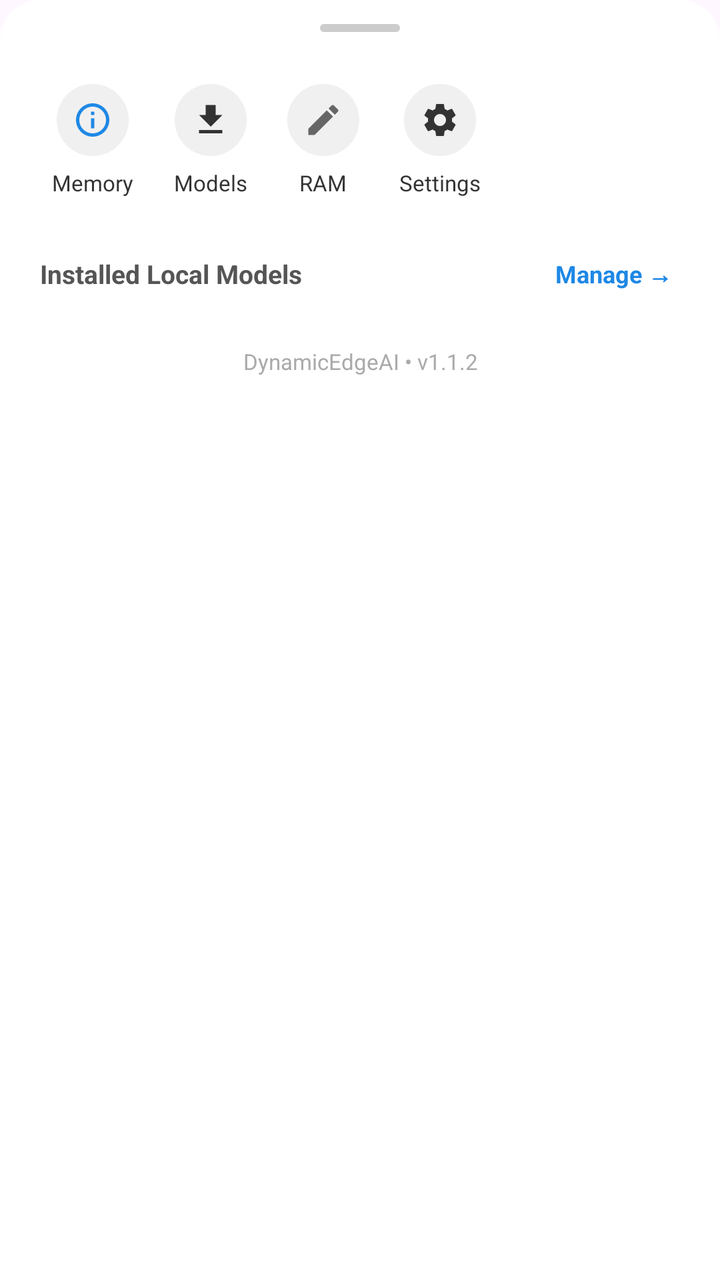
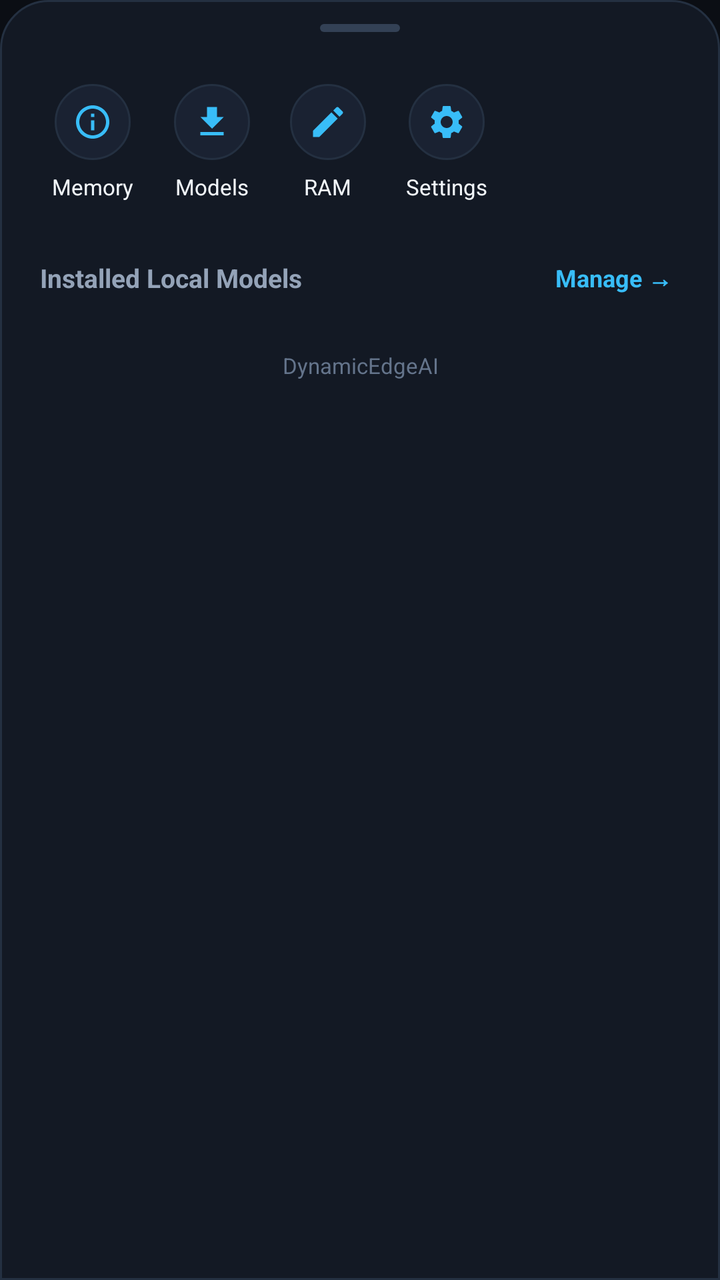

An Android layout rendered at two revisions. The XML below is the earlier revision; the diff shows what the commit changed to produce the second picture.
<!-- AndroidManifest.xml: application theme Theme.DynamicEdgeAI -->
<!-- res/layout/bottom_sheet_menu.xml -->
<?xml version="1.0" encoding="utf-8"?>
<LinearLayout xmlns:android="http://schemas.android.com/apk/res/android"
    android:layout_width="match_parent"
    android:layout_height="wrap_content"
    android:orientation="vertical"
    android:background="@drawable/bottom_sheet_bg"
    android:paddingBottom="24dp">

    
    <View
        android:layout_width="40dp"
        android:layout_height="4dp"
        android:layout_gravity="center_horizontal"
        android:layout_marginTop="12dp"
        android:layout_marginBottom="16dp"
        android:background="@drawable/handle_bar" />

    
    <HorizontalScrollView
        android:layout_width="match_parent"
        android:layout_height="wrap_content"
        android:scrollbars="none"
        android:paddingStart="8dp"
        android:paddingEnd="8dp">

        <LinearLayout
            android:layout_width="match_parent"
            android:layout_height="wrap_content"
            android:orientation="horizontal"
            android:gravity="center"
            android:paddingStart="8dp"
            android:paddingEnd="8dp">

            
            <LinearLayout
                android:id="@+id/menuMemories"
                android:layout_width="wrap_content"
                android:layout_height="wrap_content"
                android:orientation="vertical"
                android:gravity="center"
                android:padding="10dp"
                android:background="?attr/selectableItemBackgroundBorderless"
                android:clickable="true"
                android:focusable="true">
                <ImageView
                    android:layout_width="36dp"
                    android:layout_height="36dp"
                    android:src="@drawable/ic_ai_small"
                    android:background="@drawable/menu_icon_bg"
                    android:padding="8dp" />
                <TextView
                    android:layout_width="wrap_content"
                    android:layout_height="wrap_content"
                    android:layout_marginTop="6dp"
                    android:text="Memory"
                    android:textSize="11sp"
                    android:textColor="#333333"
                    android:gravity="center" />
            </LinearLayout>

            
            <LinearLayout
                android:id="@+id/menuModelManager"
                android:layout_width="wrap_content"
                android:layout_height="wrap_content"
                android:orientation="vertical"
                android:gravity="center"
                android:padding="10dp"
                android:background="?attr/selectableItemBackgroundBorderless"
                android:clickable="true"
                android:focusable="true">
                <ImageView
                    android:layout_width="36dp"
                    android:layout_height="36dp"
                    android:src="@drawable/ic_download"
                    android:background="@drawable/menu_icon_bg"
                    android:padding="8dp" />
                <TextView
                    android:layout_width="wrap_content"
                    android:layout_height="wrap_content"
                    android:layout_marginTop="6dp"
                    android:text="Models"
                    android:textSize="11sp"
                    android:textColor="#333333"
                    android:gravity="center" />
            </LinearLayout>

            
            <LinearLayout
                android:id="@+id/menuAdjustRam"
                android:layout_width="wrap_content"
                android:layout_height="wrap_content"
                android:orientation="vertical"
                android:gravity="center"
                android:padding="10dp"
                android:background="?attr/selectableItemBackgroundBorderless"
                android:clickable="true"
                android:focusable="true">
                <ImageView
                    android:layout_width="36dp"
                    android:layout_height="36dp"
                    android:src="@drawable/ic_edit"
                    android:background="@drawable/menu_icon_bg"
                    android:padding="8dp" />
                <TextView
                    android:layout_width="wrap_content"
                    android:layout_height="wrap_content"
                    android:layout_marginTop="6dp"
                    android:text="RAM"
                    android:textSize="11sp"
                    android:textColor="#333333"
                    android:gravity="center" />
            </LinearLayout>

            
            <LinearLayout
                android:id="@+id/menuSettings"
                android:layout_width="wrap_content"
                android:layout_height="wrap_content"
                android:orientation="vertical"
                android:gravity="center"
                android:padding="10dp"
                android:background="?attr/selectableItemBackgroundBorderless"
                android:clickable="true"
                android:focusable="true">
                <ImageView
                    android:layout_width="36dp"
                    android:layout_height="36dp"
                    android:src="@drawable/ic_settings"
                    android:background="@drawable/menu_icon_bg"
                    android:padding="8dp" />
                <TextView
                    android:layout_width="wrap_content"
                    android:layout_height="wrap_content"
                    android:layout_marginTop="6dp"
                    android:text="Settings"
                    android:textSize="11sp"
                    android:textColor="#333333"
                    android:gravity="center" />
            </LinearLayout>
        </LinearLayout>
    </HorizontalScrollView>

    
    <LinearLayout
        android:layout_width="match_parent"
        android:layout_height="wrap_content"
        android:orientation="horizontal"
        android:gravity="center_vertical"
        android:paddingStart="20dp"
        android:paddingEnd="20dp"
        android:layout_marginTop="16dp"
        android:layout_marginBottom="8dp">

        <TextView
            android:layout_width="0dp"
            android:layout_height="wrap_content"
            android:layout_weight="1"
            android:text="Installed Local Models"
            android:textSize="13sp"
            android:textStyle="bold"
            android:textColor="#555555" />

        <TextView
            android:id="@+id/btnManageModelsLink"
            android:layout_width="wrap_content"
            android:layout_height="wrap_content"
            android:text="Manage →"
            android:textSize="12sp"
            android:textColor="#1E88E5"
            android:textStyle="bold"
            android:padding="4dp" />
    </LinearLayout>

    
    <LinearLayout
        android:id="@+id/menuModelsContainer"
        android:layout_width="match_parent"
        android:layout_height="wrap_content"
        android:orientation="vertical"
        android:paddingStart="8dp"
        android:paddingEnd="8dp" />

    
    <TextView
        android:id="@+id/txtMenuVersion"
        android:layout_width="match_parent"
        android:layout_height="wrap_content"
        android:layout_marginTop="16dp"
        android:gravity="center"
        android:text="DynamicEdgeAI • v1.1.2"
        android:textSize="11sp"
        android:textColor="#AAAAAA" />

</LinearLayout>
<!-- resources referenced by this layout -->
<resources>
  <!-- drawable bottom_sheet_bg (drawable) -->
  <?xml version="1.0" encoding="utf-8"?>
  <shape xmlns:android="http://schemas.android.com/apk/res/android"
      android:shape="rectangle">
      <solid android:color="#FFFFFF" />
      <corners
          android:topLeftRadius="20dp"
          android:topRightRadius="20dp" />
  </shape>
  <!-- drawable handle_bar (drawable) -->
  <?xml version="1.0" encoding="utf-8"?>
  <shape xmlns:android="http://schemas.android.com/apk/res/android"
      android:shape="rectangle">
      <solid android:color="#CCCCCC" />
      <corners android:radius="20dp" />
  </shape>
  <!-- drawable ic_ai_small (drawable) -->
  <?xml version="1.0" encoding="utf-8"?>
  <vector xmlns:android="http://schemas.android.com/apk/res/android"
      android:width="24dp"
      android:height="24dp"
      android:viewportWidth="24"
      android:viewportHeight="24">
      <path
          android:fillColor="#1E88E5"
          android:pathData="M12,2C6.48,2 2,6.48 2,12s4.48,10 10,10 10,-4.48 10,-10S17.52,2 12,2zM12,20c-4.41,0 -8,-3.59 -8,-8s3.59,-8 8,-8 8,3.59 8,8 -3.59,8 -8,8zM11,7h2v2h-2zM11,11h2v6h-2z" />
  </vector>
  <!-- drawable ic_download (drawable) -->
  <?xml version="1.0" encoding="utf-8"?>
  <vector xmlns:android="http://schemas.android.com/apk/res/android"
      android:width="24dp"
      android:height="24dp"
      android:viewportWidth="24"
      android:viewportHeight="24">
      <path
          android:fillColor="#333333"
          android:pathData="M19,9h-4V3H9v6H5l7,7 7,-7zM5,18v2h14v-2H5z"/>
  </vector>
  <!-- drawable ic_edit (drawable) -->
  <?xml version="1.0" encoding="utf-8"?>
  <vector xmlns:android="http://schemas.android.com/apk/res/android"
      android:width="24dp"
      android:height="24dp"
      android:viewportWidth="24"
      android:viewportHeight="24">
      <path
          android:fillColor="#666666"
          android:pathData="M3,17.25V21h3.75L17.81,9.94l-3.75,-3.75L3,17.25zM20.71,7.04c0.39,-0.39 0.39,-1.02 0,-1.41l-2.34,-2.34c-0.39,-0.39 -1.02,-0.39 -1.41,0l-1.83,1.83 3.75,3.75 1.83,-1.83z" />
  </vector>
  <!-- drawable menu_icon_bg (drawable) -->
  <?xml version="1.0" encoding="utf-8"?>
  <shape xmlns:android="http://schemas.android.com/apk/res/android"
      android:shape="oval">
      <solid android:color="#F0F0F0" />
      <size android:width="36dp" android:height="36dp" />
  </shape>
  <style name="Theme.DynamicEdgeAI" parent="Theme.Material3.DayNight.NoActionBar">
          <item name="colorPrimary">@color/btn_blue</item>
          <item name="colorOnPrimary">@color/white</item>
          <item name="colorSecondary">@color/accent_blue</item>
          <item name="colorOnSecondary">@color/white</item>
          <item name="android:statusBarColor">@color/white</item>
          <item name="android:windowLightStatusBar">true</item>
  
          <item name="android:windowTranslucentStatus">false</item>
          <item name="android:windowTranslucentNavigation">false</item>
      </style>
  <color name="btn_blue">#3B78D8</color>
  <color name="white">#FFFFFFFF</color>
  <color name="accent_blue">#1E88E5</color>
  <!-- unchanged entries left out for length: 1 -->
</resources>

<!-- the commit's change to res/layout/bottom_sheet_menu.xml (unified diff, before → after) -->
@@ -1,5 +1,6 @@
 <?xml version="1.0" encoding="utf-8"?>
 <LinearLayout xmlns:android="http://schemas.android.com/apk/res/android"
+    xmlns:app="http://schemas.android.com/apk/res-auto"
     android:layout_width="match_parent"
     android:layout_height="wrap_content"
     android:orientation="vertical"
@@ -43,18 +44,19 @@
                 android:clickable="true"
                 android:focusable="true">
                 <ImageView
-                    android:layout_width="36dp"
-                    android:layout_height="36dp"
+                    android:layout_width="38dp"
+                    android:layout_height="38dp"
                     android:src="@drawable/ic_ai_small"
-                    android:background="@drawable/menu_icon_bg"
-                    android:padding="8dp" />
+                    app:tint="#38BDF8"
+                    android:background="@drawable/menu_icon_bg"
+                    android:padding="9dp" />
                 <TextView
                     android:layout_width="wrap_content"
                     android:layout_height="wrap_content"
                     android:layout_marginTop="6dp"
                     android:text="Memory"
                     android:textSize="11sp"
-                    android:textColor="#333333"
+                    android:textColor="#F1F5F9"
                     android:gravity="center" />
             </LinearLayout>
 
@@ -70,18 +72,19 @@
                 android:clickable="true"
                 android:focusable="true">
                 <ImageView
-                    android:layout_width="36dp"
-                    android:layout_height="36dp"
+                    android:layout_width="38dp"
+                    android:layout_height="38dp"
                     android:src="@drawable/ic_download"
-                    android:background="@drawable/menu_icon_bg"
-                    android:padding="8dp" />
+                    app:tint="#38BDF8"
+                    android:background="@drawable/menu_icon_bg"
+                    android:padding="9dp" />
                 <TextView
                     android:layout_width="wrap_content"
                     android:layout_height="wrap_content"
                     android:layout_marginTop="6dp"
                     android:text="Models"
                     android:textSize="11sp"
-                    android:textColor="#333333"
+                    android:textColor="#F1F5F9"
                     android:gravity="center" />
             </LinearLayout>
 
@@ -97,18 +100,19 @@
                 android:clickable="true"
                 android:focusable="true">
                 <ImageView
-                    android:layout_width="36dp"
-                    android:layout_height="36dp"
+                    android:layout_width="38dp"
+                    android:layout_height="38dp"
                     android:src="@drawable/ic_edit"
-                    android:background="@drawable/menu_icon_bg"
-                    android:padding="8dp" />
+                    app:tint="#38BDF8"
+                    android:background="@drawable/menu_icon_bg"
+                    android:padding="9dp" />
                 <TextView
                     android:layout_width="wrap_content"
                     android:layout_height="wrap_content"
                     android:layout_marginTop="6dp"
                     android:text="RAM"
                     android:textSize="11sp"
-                    android:textColor="#333333"
+                    android:textColor="#F1F5F9"
                     android:gravity="center" />
             </LinearLayout>
 
@@ -124,18 +128,19 @@
                 android:clickable="true"
                 android:focusable="true">
                 <ImageView
-                    android:layout_width="36dp"
-                    android:layout_height="36dp"
+                    android:layout_width="38dp"
+                    android:layout_height="38dp"
                     android:src="@drawable/ic_settings"
-                    android:background="@drawable/menu_icon_bg"
-                    android:padding="8dp" />
+                    app:tint="#38BDF8"
+                    android:background="@drawable/menu_icon_bg"
+                    android:padding="9dp" />
                 <TextView
                     android:layout_width="wrap_content"
                     android:layout_height="wrap_content"
                     android:layout_marginTop="6dp"
                     android:text="Settings"
                     android:textSize="11sp"
-                    android:textColor="#333333"
+                    android:textColor="#F1F5F9"
                     android:gravity="center" />
             </LinearLayout>
         </LinearLayout>
@@ -159,7 +164,7 @@
             android:text="Installed Local Models"
             android:textSize="13sp"
             android:textStyle="bold"
-            android:textColor="#555555" />
+            android:textColor="#94A3B8" />
 
         <TextView
             android:id="@+id/btnManageModelsLink"
@@ -167,7 +172,7 @@
             android:layout_height="wrap_content"
             android:text="Manage →"
             android:textSize="12sp"
-            android:textColor="#1E88E5"
+            android:textColor="#38BDF8"
             android:textStyle="bold"
             android:padding="4dp" />
     </LinearLayout>
@@ -178,8 +183,8 @@
         android:layout_width="match_parent"
         android:layout_height="wrap_content"
         android:orientation="vertical"
-        android:paddingStart="8dp"
-        android:paddingEnd="8dp" />
+        android:paddingStart="12dp"
+        android:paddingEnd="12dp" />
 
     
     <TextView
@@ -188,8 +193,8 @@
         android:layout_height="wrap_content"
         android:layout_marginTop="16dp"
         android:gravity="center"
-        android:text="DynamicEdgeAI • v1.1.2"
+        android:text="DynamicEdgeAI"
         android:textSize="11sp"
-        android:textColor="#AAAAAA" />
+        android:textColor="#64748B" />
 
 </LinearLayout>
<!-- resource entries referenced after the edit -->
@@ -4,16 +4,17 @@
   <?xml version="1.0" encoding="utf-8"?>
   <shape xmlns:android="http://schemas.android.com/apk/res/android"
       android:shape="rectangle">
-      <solid android:color="#FFFFFF" />
+      <solid android:color="#131924" />
+      <stroke android:width="1dp" android:color="#243041" />
       <corners
-          android:topLeftRadius="20dp"
-          android:topRightRadius="20dp" />
+          android:topLeftRadius="24dp"
+          android:topRightRadius="24dp" />
   </shape>
   <!-- drawable handle_bar (drawable) -->
   <?xml version="1.0" encoding="utf-8"?>
   <shape xmlns:android="http://schemas.android.com/apk/res/android"
       android:shape="rectangle">
-      <solid android:color="#CCCCCC" />
+      <solid android:color="#334155" />
       <corners android:radius="20dp" />
   </shape>
   <!-- drawable ic_ai_small (drawable) -->
@@ -53,7 +54,8 @@
   <?xml version="1.0" encoding="utf-8"?>
   <shape xmlns:android="http://schemas.android.com/apk/res/android"
       android:shape="oval">
-      <solid android:color="#F0F0F0" />
+      <solid android:color="#1A2232" />
+      <stroke android:width="1dp" android:color="#243041" />
       <size android:width="36dp" android:height="36dp" />
   </shape>
   <style name="Theme.DynamicEdgeAI" parent="Theme.Material3.DayNight.NoActionBar">
@@ -61,15 +63,19 @@
           <item name="colorOnPrimary">@color/white</item>
           <item name="colorSecondary">@color/accent_blue</item>
           <item name="colorOnSecondary">@color/white</item>
-          <item name="android:statusBarColor">@color/white</item>
-          <item name="android:windowLightStatusBar">true</item>
+          <item name="android:windowBackground">@color/dark_bg</item>
+          <item name="android:statusBarColor">@color/dark_bg</item>
+          <item name="android:navigationBarColor">@color/dark_bg</item>
+          <item name="android:windowLightStatusBar">false</item>
+          <item name="android:windowLightNavigationBar">false</item>
   
           <item name="android:windowTranslucentStatus">false</item>
           <item name="android:windowTranslucentNavigation">false</item>
       </style>
-  <color name="btn_blue">#3B78D8</color>
+  <color name="btn_blue">#2563EB</color>
   <color name="white">#FFFFFFFF</color>
-  <color name="accent_blue">#1E88E5</color>
+  <color name="accent_blue">#38BDF8</color>
+  <color name="dark_bg">#0B0E14</color>
   <!-- unchanged entries left out for length: 1 -->
 </resources>
 
